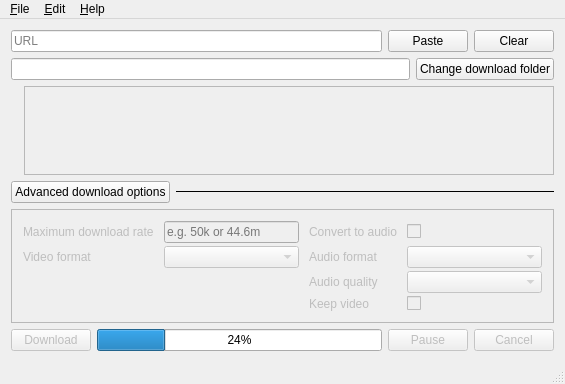
trulex/YoutubeDL, file youtubedl.ui: the form before one commit.
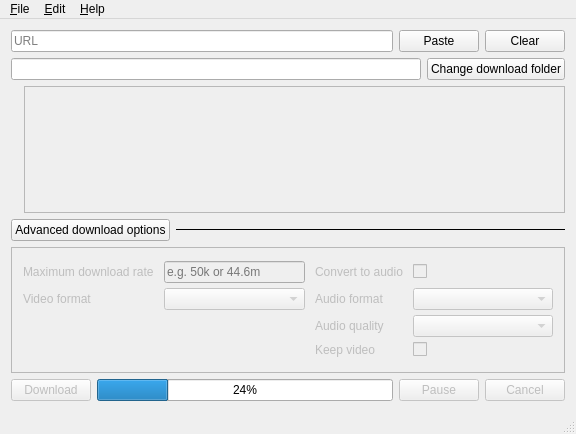
The form after the commit.

Commit message: Added updater for youtube-dl.

The edit to the form file:
```diff
--- a/youtubedl.ui
+++ b/youtubedl.ui
@@ -6,8 +6,8 @@
    <rect>
     <x>0</x>
     <y>0</y>
-    <width>565</width>
-    <height>384</height>
+    <width>576</width>
+    <height>434</height>
    </rect>
   </property>
   <property name="windowTitle">
@@ -98,8 +98,8 @@
           <rect>
            <x>0</x>
            <y>0</y>
-           <width>530</width>
-           <height>86</height>
+           <width>544</width>
+           <height>70</height>
           </rect>
          </property>
          <layout class="QVBoxLayout" name="verticalLayout_2">
@@ -401,8 +401,8 @@
     <rect>
      <x>0</x>
      <y>0</y>
-     <width>565</width>
-     <height>18</height>
+     <width>576</width>
+     <height>29</height>
     </rect>
    </property>
    <widget class="QMenu" name="menuFile">
```
Left out of the diff: 6 changed lines with no effect on the pictures. The commit also changes 2 other files.
